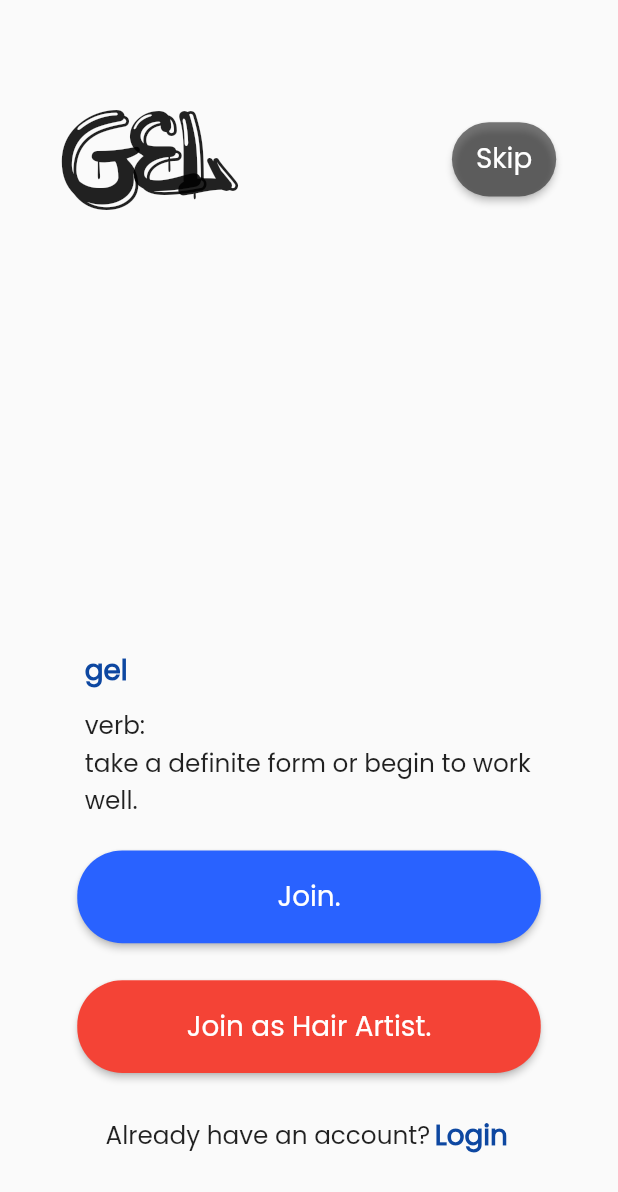
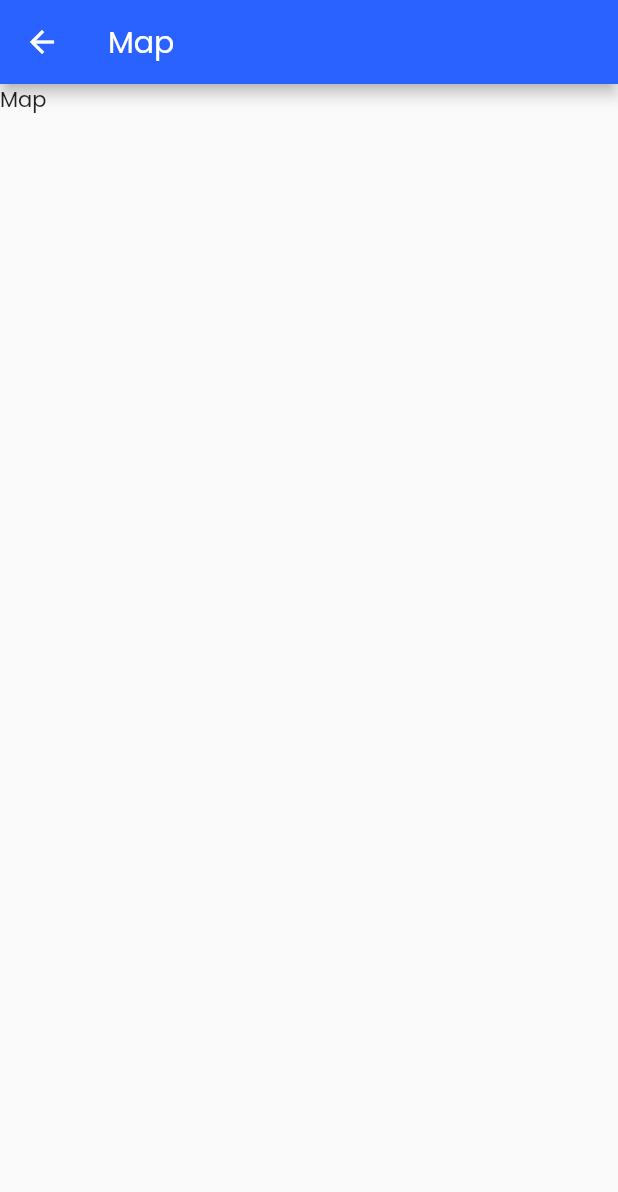
Before and after one commit to Huz1995/Gel, a Flutter app: the screen it shows after launch, after a tap on "Skip", on a phone screen of 412 x 824 dp. Shown: the top 1192 px of the screen. Run offline on Flutter 3.47's test engine with Material 2 defaults, Android fonts, the phone set to English and light mode, and no system bars; our stand-ins replace animated_text_kit.

Commit message:
created new map screen and used navigator push/pop to add map screen to the home screen to ensure it is linked, using google aps

```diff
--- a/lib/main.dart
+++ b/lib/main.dart
@@ -2,6 +2,7 @@ import 'package:flutter/material.dart';
 import 'package:flutter/services.dart';
 
 import './screens/front_page.dart';
+import 'package:gel/screens/unauth_map_page.dart';
 
 void main() {
   runApp(MyApp());
@@ -27,6 +28,9 @@ class MyApp extends StatelessWidget {
         fontFamily: 'Poppins',
       ),
       home: FrontPage(),
+      routes: {
+        '/map': (context) => MapPage(),
+      },
     );
   }
 }
--- /dev/null
+++ b/lib/screens/unauth_map_page.dart
@@ -0,0 +1,13 @@
+import 'package:flutter/material.dart';
+
+class MapPage extends StatelessWidget {
+  @override
+  Widget build(BuildContext context) {
+    return Scaffold(
+      appBar: AppBar(
+        title: Text("Map"),
+      ),
+      body: Text("Map"),
+    );
+  }
+}
--- a/lib/utils/screen_scaler.dart
+++ b/lib/utils/screen_scaler.dart
@@ -1,14 +1,11 @@
 import 'package:flutter/material.dart';
 
+//this class gives scales depending on the dimenions of the device
+//we can create a safe soze for the dimensions
 class SizeConfig {
   BuildContext context;
 
-  // double _safeAreaHorizontal;
-  // double _safeAreaVertical;
-  // double safeBlockHorizontal;
-  // double safeBlockVertical;
-
-  SizeConfig(this.context) {}
+  SizeConfig(this.context);
 
   MediaQueryData get _mediaQueryData {
     return MediaQuery.of(context);
--- a/lib/widgets/gel_and_skip_row.dart
+++ b/lib/widgets/gel_and_skip_row.dart
@@ -27,7 +27,10 @@ class GelAndSkip extends StatelessWidget {
           Container(
             height: MediaQuery.of(context).size.height * .06,
             child: ElevatedButton(
-              onPressed: () => print("skip"),
+              onPressed: () => Navigator.pushNamed(
+                context,
+                '/map',
+              ),
               style: ButtonStyle(
                 shape: MaterialStateProperty.all<RoundedRectangleBorder>(
                   RoundedRectangleBorder(
--- a/pubspec.yaml
+++ b/pubspec.yaml
@@ -31,6 +31,7 @@ dependencies:
   flutter_bloc: ^7.0.1
   animated_text_kit: ^4.2.1
   provider: ^5.0.0
+  google_maps_flutter: ^2.0.6
 
 dev_dependencies:
   flutter_test:
```
Also changed, not shown: pubspec.lock, 3 other files.
